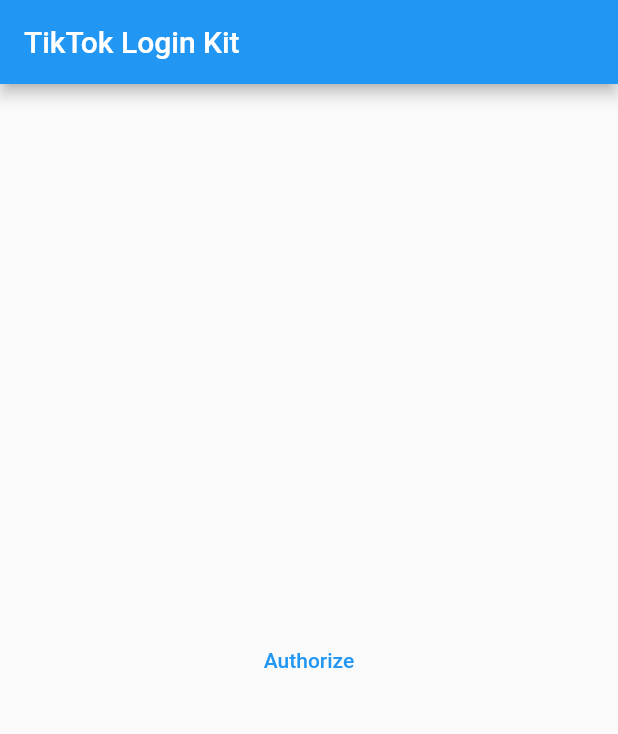
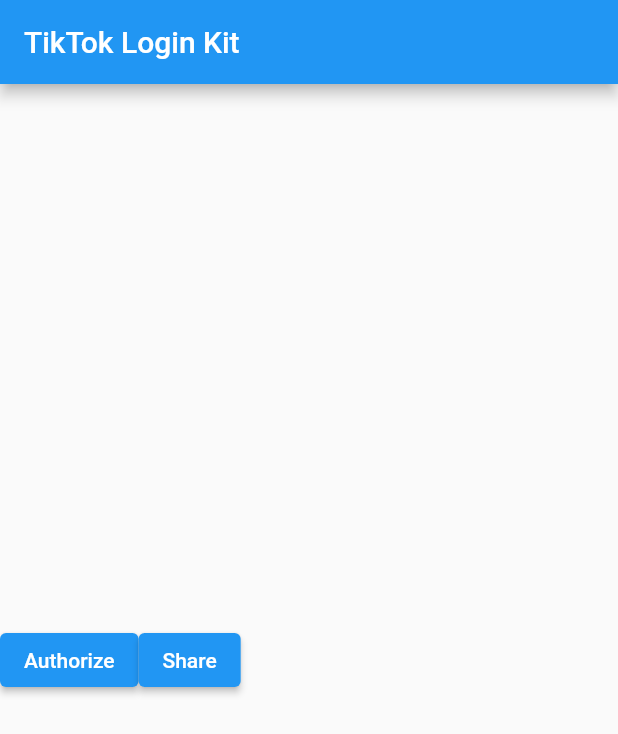
Before and after one commit to Raiinmaker/tiktok_login_flutter, a Flutter app: the screen it shows after launch, after a tap on "Authorize", on a phone screen of 412 x 824 dp. Shown: the top 734 px of the screen. Run offline on Flutter 3.47's test engine with Material 2 defaults, Android fonts, the phone set to English and light mode, and no system bars; our stand-ins replace file_picker; missing offline and left inert: dart:html, wechat_assets_picker; statements that could not run were skipped.

Commit message:
pod install

```diff
--- a/example/lib/main.dart
+++ b/example/lib/main.dart
@@ -1,13 +1,17 @@
+import 'dart:convert';
+import 'dart:io';
+import 'dart:typed_data';
+
+import 'package:file_picker/file_picker.dart';
 import 'package:flutter/material.dart';
 import 'package:tiktok_login_flutter/tiktok_login_flutter.dart';
+import 'package:wechat_assets_picker/wechat_assets_picker.dart';
 
 void main() async {
   WidgetsFlutterBinding.ensureInitialized();
   await TiktokLoginFlutter.initializeTiktokLogin("awtemju6r7rrj7z1");
 
   runApp(const MyApp());
-
-
 }
 
 class MyApp extends StatefulWidget {
@@ -18,21 +22,43 @@
 }
 
 class _MyAppState extends State<MyApp> {
+  @override
+  Widget build(BuildContext context) {
+    return MaterialApp(home: Home());
+  }
+}
 
+class Home extends StatelessWidget {
+  const Home({Key? key}) : super(key: key);
 
   @override
   Widget build(BuildContext context) {
-    return MaterialApp(
-      home: Scaffold(
-        appBar: AppBar(
-          title: const Text('TikTok Login Kit'),
-        ),
-        body:  Center(
-          child:  TextButton(onPressed: () async {
-             var code = await TiktokLoginFlutter.authorize("user.info.basic,video.list");
-              print(code);
+    return Scaffold(
+      appBar: AppBar(
+        title: const Text('TikTok Login Kit'),
+      ),
+      body: Center(
+        child: Row(
+          children: [
+            ElevatedButton(
+                onPressed: () async {
+                  final code = await TiktokLoginFlutter.authorize(
+                      "user.info.basic,video.list");
+                },
+                child: const Text("Authorize")),
+            ElevatedButton(
+                onPressed: () async {
+                  final List<AssetEntity>? result =
+                      await AssetPicker.pickAssets(context);
 
-          }, child: const Text("Authorize")),
+                  if (result != null) {
+                    final file = await result.single.id;
+                    print(file);
+                    final bool success = await TiktokLoginFlutter.share(file);
+                  }
+                },
+                child: const Text("Share")),
+          ],
         ),
       ),
     );
--- a/example/pubspec.yaml
+++ b/example/pubspec.yaml
@@ -29,6 +29,9 @@
   # The following adds the Cupertino Icons font to your application.
   # Use with the CupertinoIcons class for iOS style icons.
   cupertino_icons: ^1.0.2
+
+  file_picker: ^4.5.1
+  wechat_assets_picker: ^7.1.2
 
 dev_dependencies:
   flutter_test:
```
Also changed, not shown: example/pubspec.lock, 1 other file.
